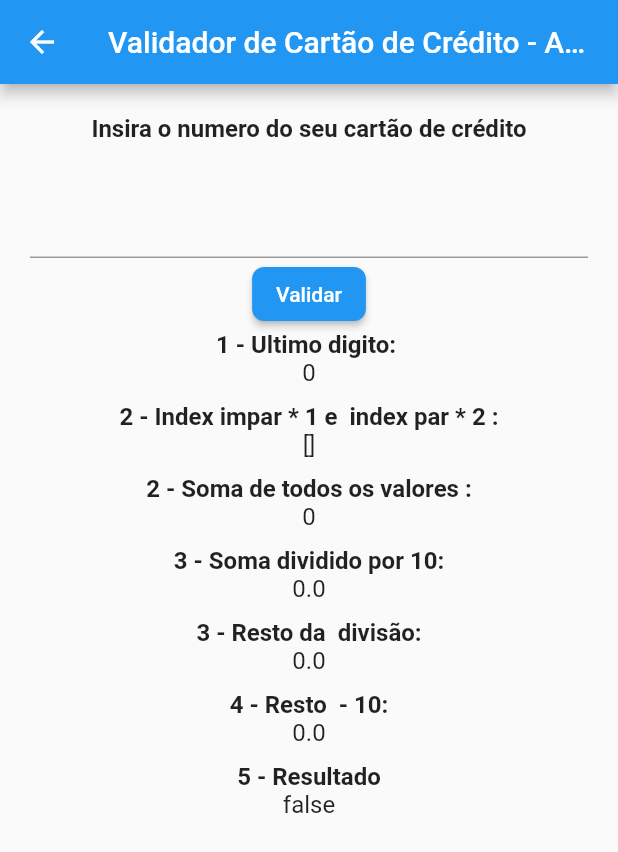
After one commit to Bru-marques/flutter_masterclass, a Flutter app: the CreditCardValidator screen opened directly, after a tap on "Validar", on a phone screen of 412 x 824 dp. The commit adds this screen. Shown: the top 852 px of the screen. Run offline on Flutter 3.47's test engine with Material 2 defaults, Android fonts, the phone set to English and light mode, and no system bars; Roboto replaces fonts that are missing (Poppins).

Commit message:
credit card validator

```diff
--- /dev/null
+++ b/lib/Pages/class-one/credt_card_validator.dart
@@ -0,0 +1,137 @@
+// ignore_for_file: avoid_print
+
+import 'package:flutter/material.dart';
+
+class CreditCardValidator extends StatefulWidget {
+  const CreditCardValidator({Key? key}) : super(key: key);
+
+  @override
+  State<CreditCardValidator> createState() => _CreditCardValidatorState();
+}
+
+var cardValue = '';
+var cardArray = [];
+var lastDigit = 0;
+var sumAll = 0;
+var dividedByTem = 0.0;
+var subtracttem = 0.0;
+var fraction = 0.0;
+var result = false;
+List<int> newCardArray = [];
+
+class _CreditCardValidatorState extends State<CreditCardValidator> {
+  @override
+  Widget build(BuildContext context) {
+    return (Scaffold(
+        appBar: AppBar(
+            title: const Text('Validador de Cartão de Crédito - Aula 1')),
+        body: _body()));
+  }
+
+  _body() {
+    print(sumAll / 10);
+    return (Padding(
+      padding: const EdgeInsets.all(20),
+      child: Form(
+        child: Column(
+          children: [
+            _text('Insira o numero do seu cartão de crédito', ''),
+            TextFormField(
+                initialValue: '',
+                keyboardType: TextInputType.number,
+                validator: (value) => _validator(value),
+                onChanged: (value) {
+                  setState(() {
+                    cardValue = value;
+                  });
+                }),
+            ElevatedButton(
+              onPressed: () => _handleValidator(),
+              style: ElevatedButton.styleFrom(
+                  shape: RoundedRectangleBorder(
+                      borderRadius: BorderRadius.circular(8))),
+              child: const Text('Validar'),
+            ),
+            _text('1 - Ultimo digito: ', '$lastDigit'),
+            _text('2 - Index impar * 1 e  index par * 2 :', '$newCardArray'),
+            _text('2 - Soma de todos os valores :', '$sumAll'),
+            _text('3 - Soma dividido por 10:', '$dividedByTem'),
+            _text('3 - Resto da  divisão:', '$fraction'),
+            _text('4 - Resto  - 10:', '$subtracttem'),
+            _text('5 - Resultado', '$result'),
+          ],
+        ),
+      ),
+    ));
+  }
+
+  _validator(String? value) {
+    if (value == null || value.isEmpty) {
+      return 'Please enter some text';
+    }
+    return null;
+  }
+
+  _handleValidator() {
+    var num = 0;
+    int index = 0;
+    int newNumber = 0;
+    var doubleNum = '';
+    var newDouble = 0;
+    cardArray = (cardValue).split('').map((item) {
+      return int.parse(item);
+    }).toList();
+    lastDigit = cardArray.last;
+    setState(() {
+      newCardArray = cardArray.asMap().entries.map((item) {
+        index = item.key;
+        num = item.value;
+        doubleNum = (num * 2).toString();
+
+        if (doubleNum.length > 1) {
+          doubleNum.split('');
+          newDouble = int.parse(doubleNum[1]) + 1;
+        }
+
+        newNumber = index % 2 != 0
+            ? num
+            : (index % 2 == 0 && doubleNum.length > 1)
+                ? newDouble
+                : num * 2;
+        return newNumber;
+      }).toList();
+      sumAll = newCardArray.reduce(
+        (value, element) => value + element,
+      );
+      dividedByTem = sumAll / 10;
+      fraction = dividedByTem - dividedByTem.truncate();
+      subtracttem = fraction > 0 ? fraction - 10 : fraction;
+      result = lastDigit == subtracttem;
+    });
+  }
+
+  _text(String label, String result) {
+    return Column(
+      children: [
+        Text(
+          label,
+          style: const TextStyle(
+            fontWeight: FontWeight.bold,
+            overflow: TextOverflow.visible,
+            fontFamily: 'Poppins',
+            fontSize: 16,
+          ),
+        ),
+        Text(
+          result,
+          style: const TextStyle(
+            overflow: TextOverflow.visible,
+            fontFamily: 'Poppins',
+            fontSize: 16,
+          ),
+        ),
+        const SizedBox(height: 10)
+      ],
+    );
+  }
+}
--- a/lib/Pages/class-one/rule_of_three.dart
+++ b/lib/Pages/class-one/rule_of_three.dart
@@ -7,10 +7,10 @@ class RoleOfTrhee extends StatefulWidget {
   State<RoleOfTrhee> createState() => _RoleOfTrheeState();
 }
 
+var d = '0';
 var a = '0';
 var b = '0';
 var c = '0';
-var d = '0';
 var newValue = '';
 var result = '';
 
--- a/lib/Pages/home/home.dart
+++ b/lib/Pages/home/home.dart
@@ -1,4 +1,5 @@
 import 'package:flutter/material.dart';
+import 'package:playground/Pages/class-one/credt_card_validator.dart';
 import 'package:playground/Pages/class-one/recursive_function.dart';
 import 'package:playground/Pages/class-one/rule_of_three.dart';
 
@@ -16,6 +17,8 @@ class Home extends StatelessWidget {
       children: [
         _linkPage(context, 'Função Recursiva', const RecursiveFunction()),
         _linkPage(context, 'Regra de 3', const RoleOfTrhee()),
+        _linkPage(context, 'Validador de Cartão de Crédito',
+            const CreditCardValidator()),
       ],
     ));
   }
```
